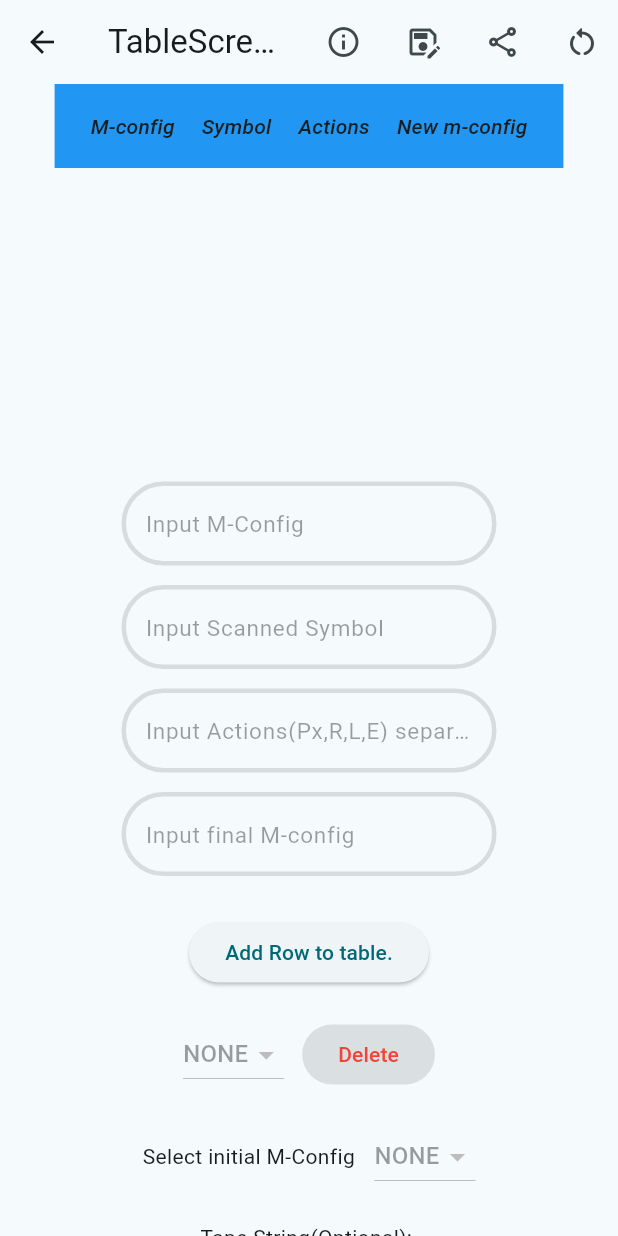
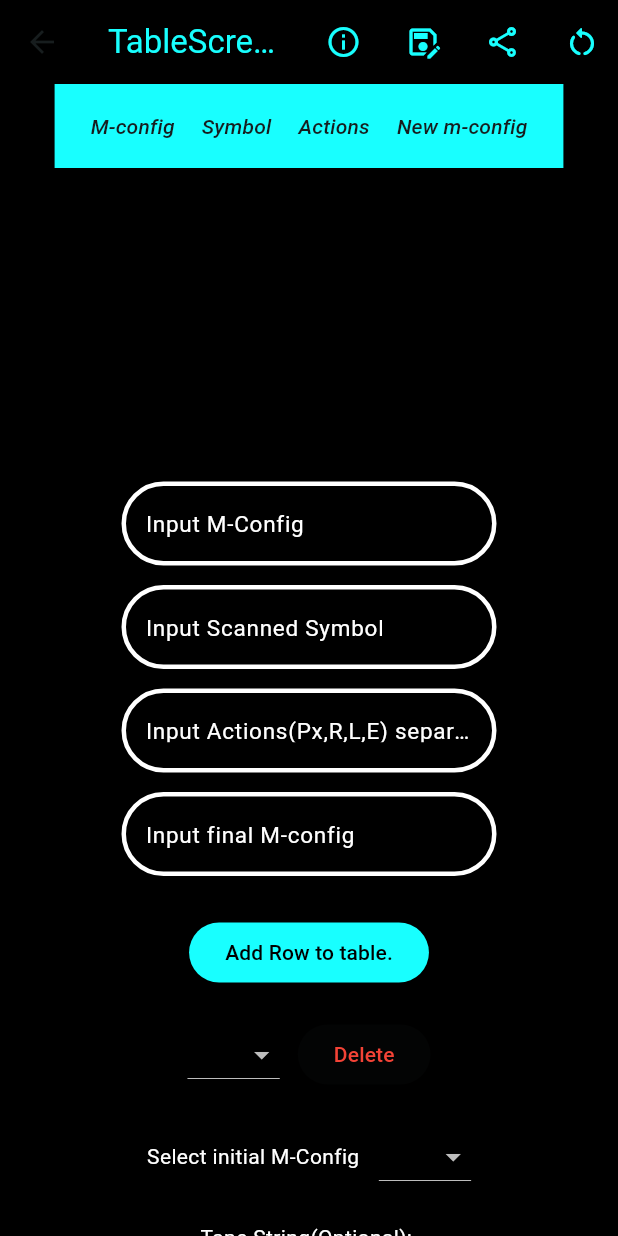
Before and after one commit to nikhil-RGB/minor-project, a Flutter app: the TableScreen screen opened directly with empty values, on a phone screen of 412 x 824 dp. Run offline on Flutter 3.47's test engine with Material 3 defaults, Android fonts, the light colour scheme and no system bars; our stand-ins replace flutter_phoenix, gap, google_fonts, hive, hive_flutter, logger and 1 more; missing offline and left inert: encrypt; accounts and stored records are empty.

Commit message:
Beautify table screen

```diff
--- a/lib/turing_machines/main.dart
+++ b/lib/turing_machines/main.dart
@@ -43,7 +43,7 @@ class MyApp extends StatelessWidget {
       title: 'Turing Machine Generator',
       debugShowCheckedModeBanner: false,
       theme: ThemeData(
-        colorScheme: ColorScheme.fromSeed(seedColor: Colors.blueAccent),
+        colorScheme: ColorScheme.fromSeed(seedColor: Colors.cyanAccent),
         useMaterial3: true,
         textTheme: GoogleFonts.sourceCodeProTextTheme(),
       ),
--- a/lib/turing_machines/screens/TableScreen.dart
+++ b/lib/turing_machines/screens/TableScreen.dart
@@ -97,26 +97,36 @@ class _TableScreenState extends State<TableScreen> {
     }
     return SafeArea(
       child: Scaffold(
+        backgroundColor: Colors.black,
         appBar: AppBar(
-          title: const Text("TableScreen"),
+          backgroundColor: Colors.transparent,
+          title: const Text(
+            "TableScreen",
+            style: TextStyle(color: Colors.cyanAccent),
+          ),
           actions: [
             IconButton(
               onPressed: () {
                 _showInfoSheet();
               },
-                icon: const Icon(Icons.info_outlined)),
+              icon: const Icon(Icons.info_outlined),
+              color: Colors.cyanAccent,
+            ),
             const Gap(5),
             IconButton(
               onPressed: () {
                 _showInputSheet(context);
               },
-                icon: const Icon(Icons.save_as_outlined)),
+              icon: const Icon(Icons.save_as_outlined),
+              color: Colors.cyanAccent,
+            ),
             const Gap(5),
             IconButton(
               onPressed: () {
                 _showJsonSheet();
               },
               icon: const Icon(Icons.share_outlined),
+              color: Colors.cyanAccent,
             ),
             const Gap(5),
             IconButton(
@@ -131,7 +141,9 @@ class _TableScreenState extends State<TableScreen> {
                   widget.machine.reset();
                 });
               },
-                icon: const Icon(Icons.restart_alt_rounded))
+              icon: const Icon(Icons.restart_alt_rounded),
+              color: Colors.cyanAccent,
+            ),
           ],
         ),
         body: Center(
@@ -154,7 +166,8 @@ class _TableScreenState extends State<TableScreen> {
                           columnSpacing:
                               (platform == Targets.ANDROID) ? 18 : 56,
                           decoration: const BoxDecoration(
-                            color: Colors.blue, // Set the background color here
+                            color: Colors
+                                .cyanAccent, // Set the background color here
                           ),
                           columns: const <DataColumn>[
                             DataColumn(
@@ -207,7 +220,7 @@ class _TableScreenState extends State<TableScreen> {
                 const Gap(70),
                 ElevatedButton(
                   style: ElevatedButton.styleFrom(
-                    backgroundColor: Colors.blue,
+                    backgroundColor: Colors.cyanAccent,
                   ),
                   onPressed: () {
                     if (initialConfigValue == "NONE") {
@@ -257,9 +270,17 @@ class _TableScreenState extends State<TableScreen> {
     return Row(
       mainAxisAlignment: MainAxisAlignment.center,
       children: [
-        const Text("Select initial M-Config"),
+        const Text(
+          "Select initial M-Config",
+          style: TextStyle(
+            color: Colors.white,
+          ),
+        ),
         const Gap(13.0),
         DropdownButton(
+          dropdownColor: Colors.cyanAccent,
+          iconEnabledColor: Colors.cyanAccent,
+          style: const TextStyle(color: Colors.white),
           value: initialConfigValue,
           items: availableConfigs.map((config) {
             return DropdownMenuItem(
@@ -299,6 +320,9 @@ class _TableScreenState extends State<TableScreen> {
       mainAxisAlignment: MainAxisAlignment.center,
       children: [
         DropdownButton(
+          dropdownColor: Colors.cyanAccent,
+          iconEnabledColor: Colors.cyanAccent,
+          style: const TextStyle(color: Colors.white),
           items: availableConfigs.map((config) {
             return DropdownMenuItem(
               value: config,
@@ -326,6 +350,7 @@ class _TableScreenState extends State<TableScreen> {
         ),
         const Gap(12.0),
         ElevatedButton(
+            style: ElevatedButton.styleFrom(backgroundColor: Colors.cyanAccent),
             onPressed: (widget.machine.machine.isEmpty)
                 ? null
                 : () {
@@ -406,6 +431,9 @@ class _TableScreenState extends State<TableScreen> {
                 ),
                 const Gap(22),
                 ElevatedButton(
+                  style: ElevatedButton.styleFrom(
+                    backgroundColor: Colors.cyanAccent,
+                  ),
                   onPressed: () {
                     if ((_formKey.currentState!.validate())) {
                       Configuration config = Configuration(
@@ -436,7 +464,12 @@ class _TableScreenState extends State<TableScreen> {
                       );
                     }
                   },
-                  child: const Text("Add Row to table."),
+                  child: const Text(
+                    "Add Row to table.",
+                    style: TextStyle(
+                      color: Colors.black,
+                    ),
+                  ),
                 ),
               ],
             )
@@ -523,6 +556,7 @@ class _TableScreenState extends State<TableScreen> {
       child: SizedBox(
         width: (index == 2 && platform != Targets.ANDROID) ? 400 : 250,
         child: TextFormField(
+          style: const TextStyle(color: Colors.white),
           validator: (value) {
             return validators[index](value);
           },
@@ -534,14 +568,14 @@ class _TableScreenState extends State<TableScreen> {
             alignLabelWithHint: true,
             labelStyle: const TextStyle(
                 fontSize: 15,
-                color: Colors.black38,
+                color: Colors.white,
                 decoration: TextDecoration.none,
                 fontWeight: FontWeight.w400),
             floatingLabelStyle: const TextStyle(color: Color(0xff23a590)),
-            hintStyle: const TextStyle(color: Colors.black38, fontSize: 14),
+            hintStyle: const TextStyle(color: Colors.white, fontSize: 14),
             enabledBorder: OutlineInputBorder(
               borderSide: const BorderSide(
-                  width: 3, color: Colors.black12), //<-- SEE HERE
+                  width: 3, color: Colors.white), //<-- SEE HERE
               borderRadius: BorderRadius.circular(50.0),
             ),
             errorBorder: OutlineInputBorder(
@@ -553,7 +587,8 @@ class _TableScreenState extends State<TableScreen> {
               borderRadius: BorderRadius.circular(50.0),
             ),
             focusedBorder: OutlineInputBorder(
-                borderSide: BorderSide(width: 3, color: Colors.blue.shade400),
+                borderSide:
+                    BorderSide(width: 3, color: Colors.cyanAccent.shade400),
                 borderRadius: BorderRadius.circular(50.0)),
           ),
         ),
@@ -568,16 +603,24 @@ class _TableScreenState extends State<TableScreen> {
             mainAxisAlignment: MainAxisAlignment.center,
             crossAxisAlignment: CrossAxisAlignment.center,
             children: [
-              const Text("Initialize Tape with String(Optional): "),
+              const Text(
+                "Initialize Tape with String(Optional): ",
+                style: TextStyle(color: Colors.white),
+              ),
               const Gap(10),
               SizedBox(
                 width: 250,
                 child: TextField(
                   controller: _input,
+                  style: const TextStyle(
+                    color: Colors.white,
+                  ),
                 ),
               ),
               const Gap(10.0),
               ElevatedButton(
+                  style: ElevatedButton.styleFrom(
+                      backgroundColor: Colors.cyanAccent),
                   onPressed: () {
                     printOntoTape();
                   },
@@ -588,20 +631,30 @@ class _TableScreenState extends State<TableScreen> {
             mainAxisAlignment: MainAxisAlignment.center,
             crossAxisAlignment: CrossAxisAlignment.center,
             children: [
-              const Text("Tape String(Optional): "),
+              const Text(
+                "Tape String(Optional): ",
+                style: TextStyle(color: Colors.white),
+              ),
               const Gap(8.0),
               SizedBox(
                 width: 140,
                 child: TextField(
                   controller: _input,
+                  style: const TextStyle(color: Colors.cyanAccent),
                 ),
               ),
               const Gap(9.5),
               ElevatedButton(
+                style: ElevatedButton.styleFrom(
+                    backgroundColor: Colors.cyanAccent),
                 onPressed: () {
                   printOntoTape();
                 },
-                  child: Text("Print onto Tape")),
+                child: const Text(
+                  "Print onto Tape",
+                  style: TextStyle(color: Colors.black),
+                ),
+              ),
             ],
           );
   }
@@ -616,6 +669,7 @@ class _TableScreenState extends State<TableScreen> {
     BuildContext context,
   ) {
     showModalBottomSheet(
+        backgroundColor: Colors.cyanAccent,
         useSafeArea: true,
         isScrollControlled: true,
         context: context,
@@ -685,6 +739,7 @@ class _TableScreenState extends State<TableScreen> {
             TuringMachineModel.fromMachine(machine: widget.machine).toJson()));
 
     showModalBottomSheet(
+        backgroundColor: Colors.cyanAccent,
         useSafeArea: true,
         isScrollControlled: true,
         context: context,
@@ -726,6 +781,7 @@ class _TableScreenState extends State<TableScreen> {
         TextEditingController(text: widget.machine.description);
 
     showModalBottomSheet(
+        backgroundColor: Colors.cyanAccent,
         useSafeArea: true,
         isScrollControlled: true,
         context: context,
```
Lines whose indentation alone changed are shown as unchanged.
